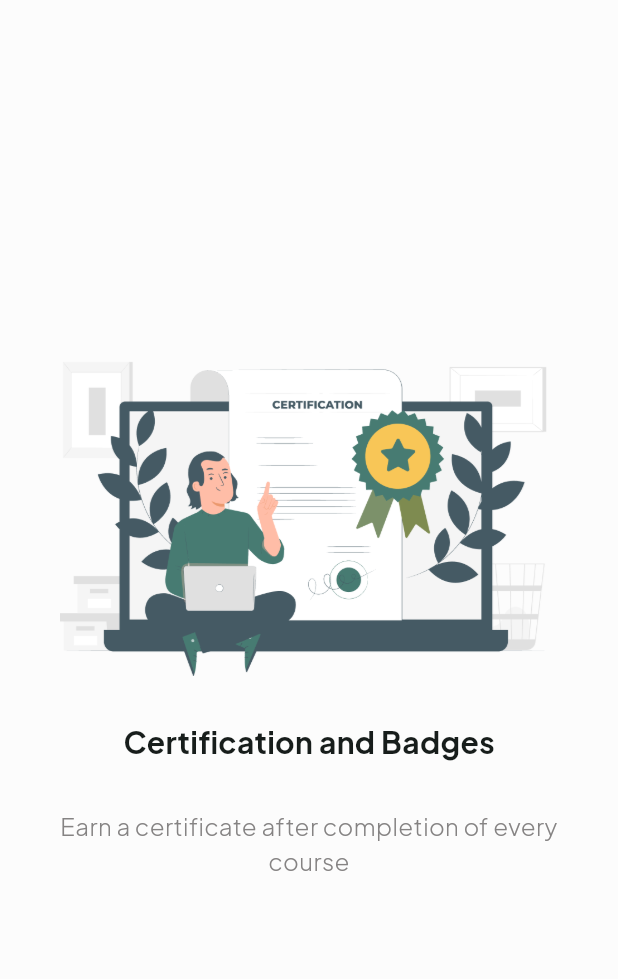
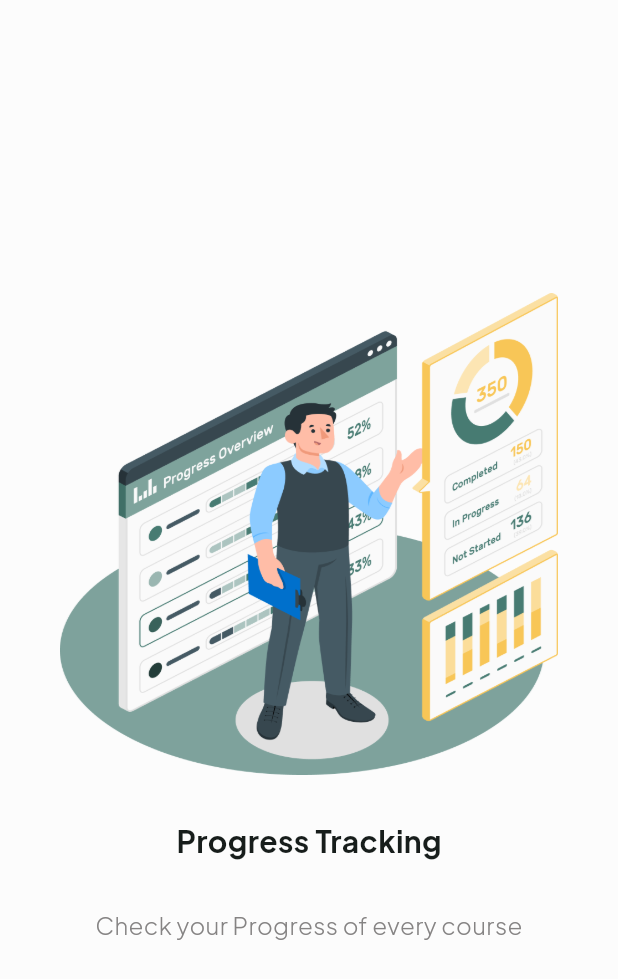
Before and after one commit to HappySolutions/edu_vista, a Flutter app: the screen it shows after launch, on a phone screen of 412 x 824 dp. Shown: the top 979 px of the screen. Run offline on Flutter 3.47's test engine with Material 3 defaults, Android fonts, the phone set to English and light mode, and no system bars.

```diff
--- a/lib/pages/on_boarding_page.dart
+++ b/lib/pages/on_boarding_page.dart
@@ -7,12 +7,33 @@ class OnBoardingPage extends StatelessWidget {
 
   @override
   Widget build(BuildContext context) {
-    return const Scaffold(
-      body: Center(
-        child: OnBoardingItemWidget(
-            image: ImageUtility.badges,
-            title: 'Certification and Badges',
-            subTitle: 'Earn a certificate after completion of every course'),
+    final _pageController = PageController(
+      initialPage: 1,
+      viewportFraction: 1,
+    );
+
+    return Scaffold(
+      body: PageView(
+        controller: _pageController,
+        scrollDirection: Axis.horizontal, // or Axis.vertical
+        children: const [
+          OnBoardingItemWidget(
+              image: ImageUtility.badges,
+              title: 'Certification and Badges',
+              subTitle: 'Earn a certificate after completion of every course'),
+          OnBoardingItemWidget(
+              image: ImageUtility.progressTracking,
+              title: 'Progress Tracking',
+              subTitle: 'Check your Progress of every course'),
+          OnBoardingItemWidget(
+              image: ImageUtility.offline,
+              title: 'Offline Access',
+              subTitle: 'Make your course available offline'),
+          OnBoardingItemWidget(
+              image: ImageUtility.courseCategory,
+              title: 'Course Catalog',
+              subTitle: 'View in which courses you are enrolled'),
+        ],
       ),
     );
   }
```
